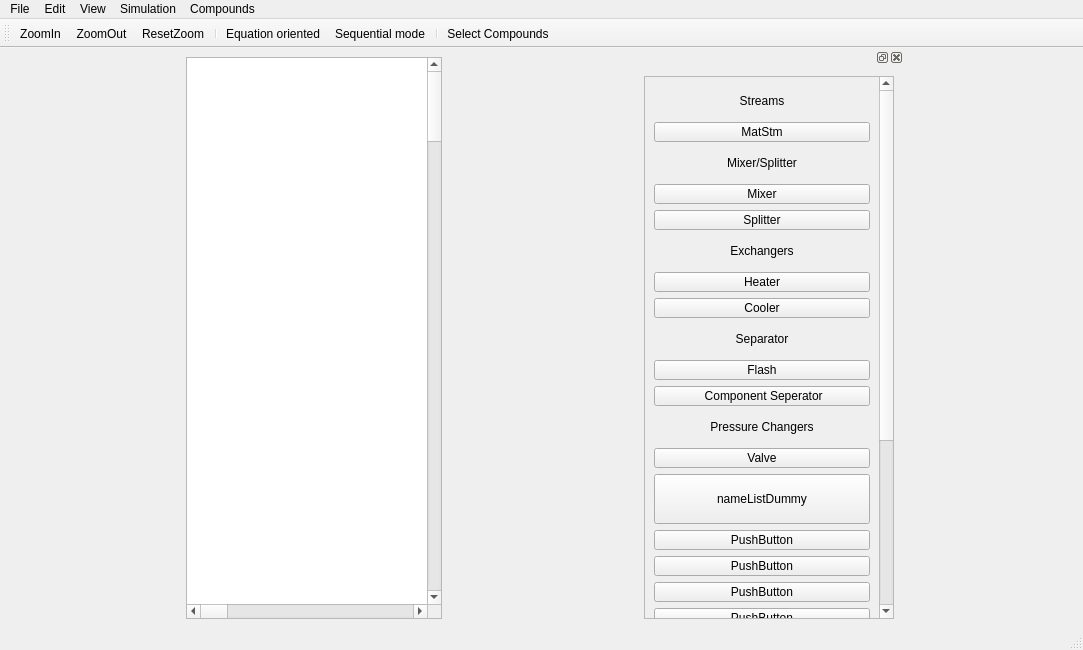
Old version of the form main.ui in the repository Anujg935/OMChemSimGUI.
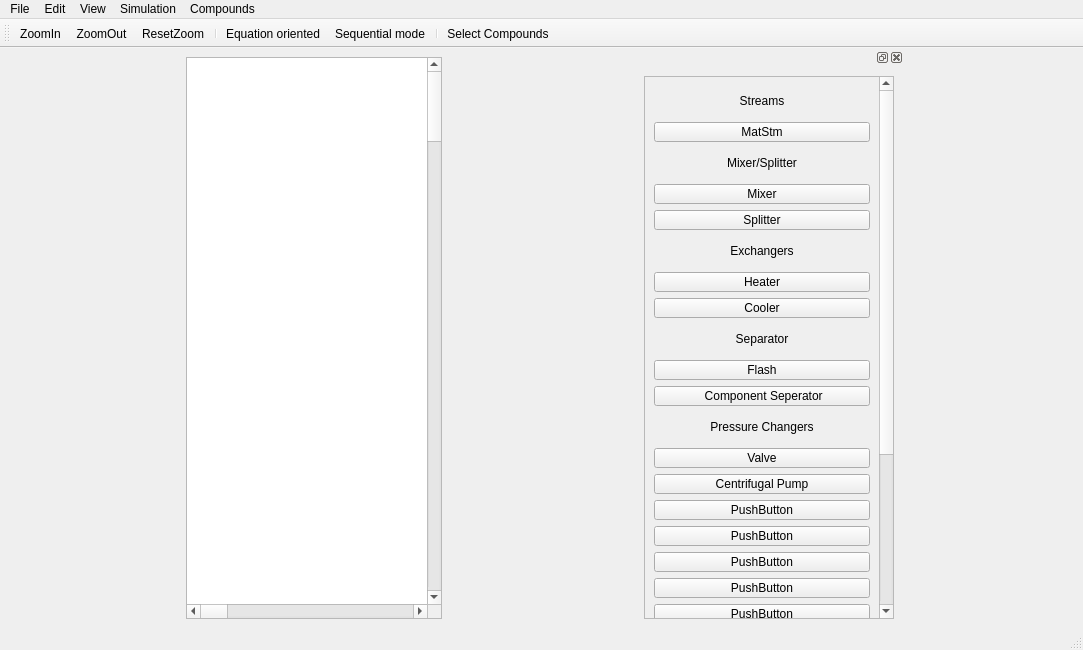
New version of the form. Icons and pictures are not drawn.

```diff
--- a/main.ui
+++ b/main.ui
@@ -196,7 +196,7 @@
           <x>0</x>
           <y>0</y>
           <width>227</width>
-          <height>824</height>
+          <height>794</height>
          </rect>
         </property>
         <layout class="QVBoxLayout" name="verticalLayout_5">
@@ -445,12 +445,12 @@
           <widget class="QPushButton" name="pushButton_14">
            <property name="minimumSize">
             <size>
-             <width>30</width>
-             <height>50</height>
+             <width>0</width>
+             <height>20</height>
             </size>
            </property>
            <property name="text">
-            <string>nameListDummy</string>
+            <string>Centrifugal Pump</string>
            </property>
           </widget>
          </item>
```
